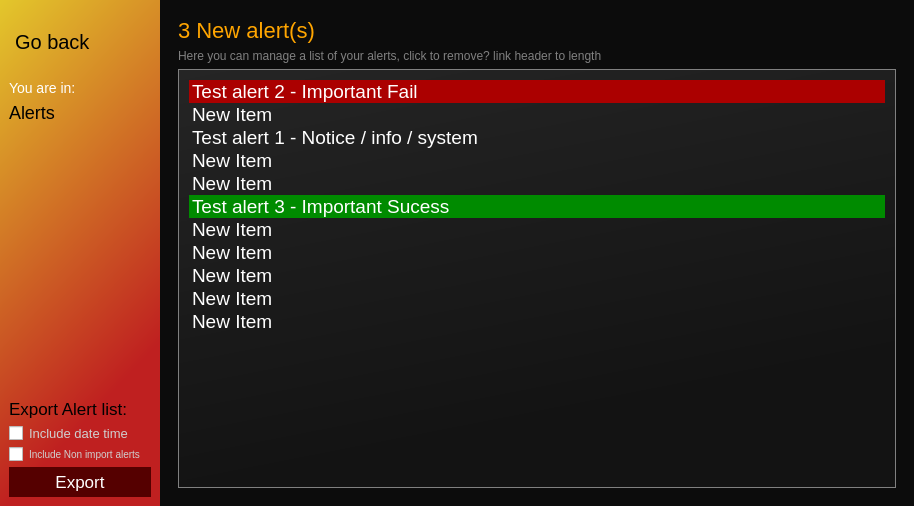
Before: the Qt Designer form router/alert.ui in hunterjreid/HomeScan, drawn with Qt 5.
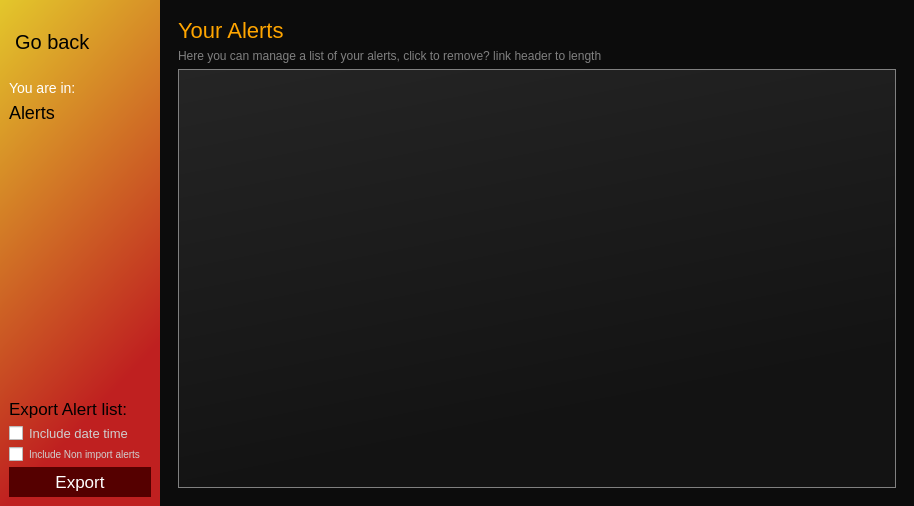
After: the same form once the commit is applied. Icons and pictures are not drawn.

```diff
--- a/router/alert.ui
+++ b/router/alert.ui
@@ -278,7 +278,7 @@
 font-size:22px;</string>
             </property>
             <property name="text">
-             <string>3 New alert(s)</string>
+             <string>Your Alerts</string>
             </property>
            </widget>
           </item>
@@ -301,79 +301,6 @@
 border:1px solid grey;
 padding:10px;</string>
             </property>
-            <item>
-             <property name="text">
-              <string>Test alert 2 - Important Fail</string>
-             </property>
-             <property name="background">
-              <brush brushstyle="SolidPattern">
-               <color alpha="255">
-                <red>171</red>
-                <green>0</green>
-                <blue>0</blue>
-               </color>
-              </brush>
-             </property>
-            </item>
-            <item>
-             <property name="text">
-              <string>New Item</string>
-             </property>
-            </item>
-            <item>
-             <property name="text">
-              <string>Test alert 1 - Notice / info / system</string>
-             </property>
-            </item>
-            <item>
-             <property name="text">
-              <string>New Item</string>
-             </property>
-            </item>
-            <item>
-             <property name="text">
-              <string>New Item</string>
-             </property>
-            </item>
-            <item>
-             <property name="text">
-              <string>Test alert 3 - Important Sucess</string>
-             </property>
-             <property name="background">
-              <brush brushstyle="SolidPattern">
-               <color alpha="255">
-                <red>0</red>
-                <green>139</green>
-                <blue>0</blue>
-               </color>
-              </brush>
-             </property>
-            </item>
-            <item>
-             <property name="text">
-              <string>New Item</string>
-             </property>
-            </item>
-            <item>
-             <property name="text">
-              <string>New Item</string>
-             </property>
-            </item>
-            <item>
-             <property name="text">
-              <string>New Item</string>
-             </property>
-            </item>
-            <item>
-             <property name="text">
-              <string>New Item</string>
-             </property>
-            </item>
-            <item>
-             <property name="text">
-              <string>New Item</string>
-             </property>
-            </item>
            </widget>
           </item>
          </layout>
```
